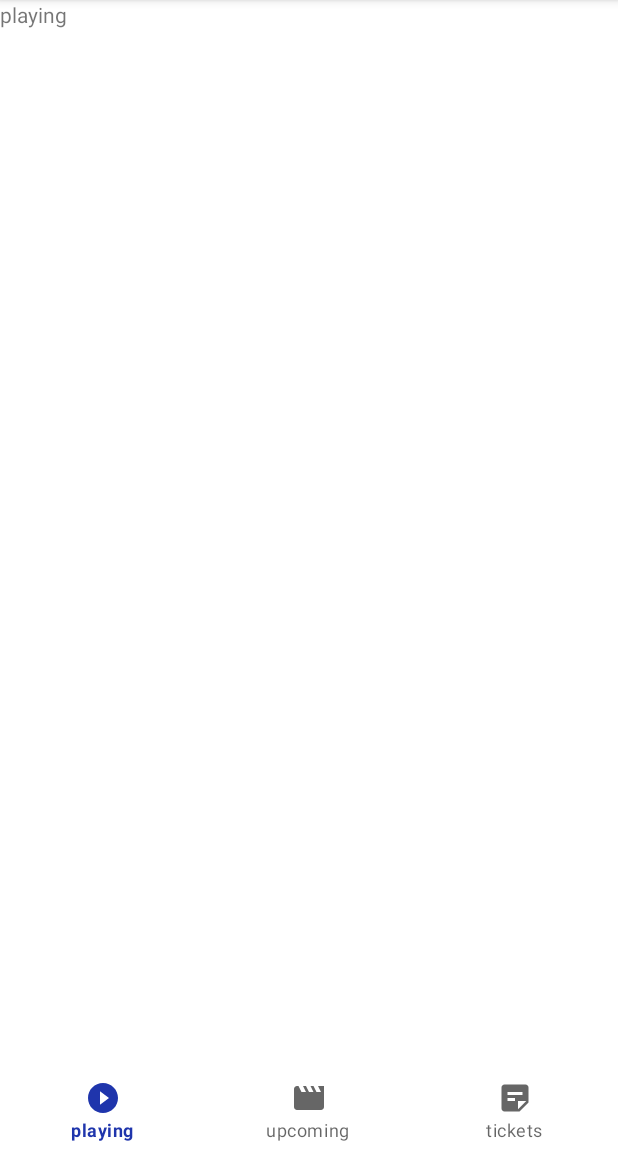
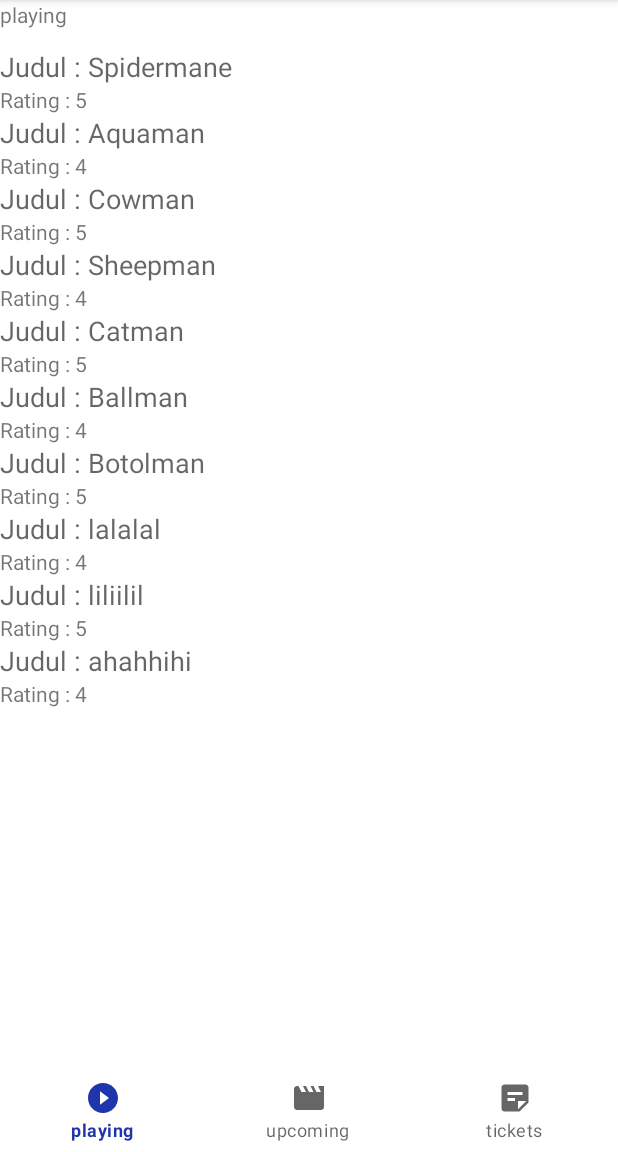
Before and after one commit to Gamdara/TUBES_4_BIOSKOP, an Android app: the MainActivity screen opened directly, with no data from a screen before it, on a phone screen of 412 x 824 dp, the part 84-1236 px from its top. Run offline under Robolectric (Android 15) with nearby library versions, the phone set to English and light mode, and no system bars.

```diff
--- a/app/src/main/AndroidManifest.xml
+++ b/app/src/main/AndroidManifest.xml
@@ -16,6 +16,7 @@
         tools:targetApi="31">
         <activity
             android:name=".pages.AuthActivity"
+
             android:exported="false" />
         <activity
             android:name=".MainActivity"
--- a/app/src/main/java/com/kel4/tubes_4_bioskop/MainActivity.kt
+++ b/app/src/main/java/com/kel4/tubes_4_bioskop/MainActivity.kt
@@ -1,8 +1,10 @@
 package com.kel4.tubes_4_bioskop
 
+import android.content.DialogInterface
 import androidx.appcompat.app.AppCompatActivity
 import android.os.Bundle
 import android.view.Menu
+import androidx.appcompat.app.AlertDialog
 import androidx.fragment.app.Fragment
 import com.google.android.material.bottomnavigation.BottomNavigationView
 import com.kel4.tubes_4_bioskop.fragments.PlayingFragment
@@ -24,7 +26,14 @@ class MainActivity : AppCompatActivity() {
                     changeFragment(UpcomingFragment())
                 }
                 R.id.page_3 -> {
-                    changeFragment(TicketFragment())
+                    val builder: AlertDialog.Builder = AlertDialog.Builder(this@MainActivity)
+                    builder.setMessage("Are you sure want to exit?")
+                        .setPositiveButton("YES", object : DialogInterface.OnClickListener{
+                            override fun onClick(dialogInterface: DialogInterface, i: Int) {
+                                finishAndRemoveTask()
+                            }
+                        })
+                        .show()
                 }
             }
             false
--- /dev/null
+++ b/app/src/main/java/com/kel4/tubes_4_bioskop/RVMovieAdapter.kt
@@ -0,0 +1,30 @@
+package com.kel4.tubes_4_bioskop
+
+import android.view.LayoutInflater
+import android.view.View
+import android.view.ViewGroup
+import android.widget.TextView
+import androidx.recyclerview.widget.RecyclerView
+import com.kel4.tubes_4_bioskop.entity.Movie
+
+class RVMovieAdapter(private val data: Array<Movie>) : RecyclerView.Adapter<RVMovieAdapter.viewHolder>() {
+    override fun onCreateViewHolder(parent: ViewGroup, viewType : Int): viewHolder {
+        val itemView = LayoutInflater.from(parent.context).inflate(R.layout.rv_movie, parent, false)
+        return viewHolder(itemView)
+    }
+
+    override fun onBindViewHolder(holder: viewHolder, position: Int) {
+        val currentItem = data[position]
+        holder.tvNama.text = "Judul : "+currentItem.judul
+        holder.tvDetails.text = "Rating : "+currentItem.rating.toString()
+    }
+
+    override fun getItemCount(): Int {
+        return data.size
+    }
+
+    class viewHolder(itemView: View) : RecyclerView.ViewHolder(itemView){
+        val tvNama : TextView = itemView.findViewById(R.id.tvJudul)
+        val tvDetails : TextView = itemView.findViewById(R.id.tvGenre)
+    }
+}
--- /dev/null
+++ b/app/src/main/java/com/kel4/tubes_4_bioskop/entity/Movie.kt
@@ -0,0 +1,19 @@
+package com.kel4.tubes_4_bioskop.entity
+
+class Movie(var judul: String, var rating: Int) {
+    companion object{
+        @JvmField
+        var listOfMovie = arrayOf(
+            Movie("Spidermane",5),
+            Movie("Aquaman", 4),
+            Movie("Cowman",5),
+            Movie("Sheepman", 4),
+            Movie("Catman",5),
+            Movie("Ballman", 4),
+            Movie("Botolman",5),
+            Movie("lalalal", 4),
+            Movie("liliilil",5),
+            Movie("ahahhihi", 4),
+        )
+    }
+}
--- a/app/src/main/java/com/kel4/tubes_4_bioskop/fragments/PlayingFragment.kt
+++ b/app/src/main/java/com/kel4/tubes_4_bioskop/fragments/PlayingFragment.kt
@@ -5,7 +5,11 @@ import androidx.fragment.app.Fragment
 import android.view.LayoutInflater
 import android.view.View
 import android.view.ViewGroup
+import androidx.recyclerview.widget.LinearLayoutManager
+import androidx.recyclerview.widget.RecyclerView
 import com.kel4.tubes_4_bioskop.R
+import com.kel4.tubes_4_bioskop.RVMovieAdapter
+import com.kel4.tubes_4_bioskop.entity.Movie
 
 class PlayingFragment : Fragment() {
 
@@ -15,6 +19,22 @@ class PlayingFragment : Fragment() {
     ): View? {
         // Inflate the layout for this fragment
         return inflater.inflate(R.layout.fragment_playing, container, false)
+
+    }
+
+
+    override fun onViewCreated(view: View, savedInstanceState: Bundle?) {
+        super.onViewCreated(view, savedInstanceState)
+        val layoutManager = LinearLayoutManager(context)
+        val adapter : RVMovieAdapter = RVMovieAdapter(Movie.listOfMovie)
+
+        val rvMahasiswa : RecyclerView = view.findViewById(R.id.rv_playing)
+
+        rvMahasiswa.layoutManager = layoutManager
+
+        rvMahasiswa.setHasFixedSize(true)
+
+        rvMahasiswa.adapter = adapter
     }
 
 }
--- a/app/src/main/java/com/kel4/tubes_4_bioskop/fragments/SignupFragment.kt
+++ b/app/src/main/java/com/kel4/tubes_4_bioskop/fragments/SignupFragment.kt
@@ -30,8 +30,17 @@ class SignupFragment : Fragment() {
         button.setOnClickListener{
             inputUsername = requireView().findViewById(R.id.tilUsername)
             inputPassword = requireView().findViewById(R.id.tilPassword)
+
             val username : String = inputUsername?.getEditText()?.getText().toString()
             val password : String = inputPassword?.getEditText()?.getText().toString()
+            if(username.isEmpty()) {
+                inputUsername.setError("Username tidak boleh kosong")
+                return@setOnClickListener
+            }
+            if(password.isEmpty()) {
+                inputPassword.setError("Password tidak boleh kosong")
+                return@setOnClickListener
+            }
             val fragment : Fragment = LoginFragment()
             val ft: FragmentTransaction = getParentFragmentManager().beginTransaction()
             val bundle = Bundle()
--- a/app/src/main/java/com/kel4/tubes_4_bioskop/pages/AuthActivity.kt
+++ b/app/src/main/java/com/kel4/tubes_4_bioskop/pages/AuthActivity.kt
@@ -9,7 +9,7 @@ import com.kel4.tubes_4_bioskop.R
 class AuthActivity : AppCompatActivity() {
     override fun onCreate(savedInstanceState: Bundle?) {
         super.onCreate(savedInstanceState)
-
+        getSupportActionBar()?.hide()
         setContentView(R.layout.activity_auth)
 
     }
--- a/app/src/main/res/layout/fragment_playing.xml
+++ b/app/src/main/res/layout/fragment_playing.xml
@@ -1,14 +1,29 @@
 <?xml version="1.0" encoding="utf-8"?>
 <FrameLayout xmlns:android="http://schemas.android.com/apk/res/android"
+    xmlns:app="http://schemas.android.com/apk/res-auto"
     xmlns:tools="http://schemas.android.com/tools"
     android:layout_width="match_parent"
     android:layout_height="match_parent"
     tools:context=".fragments.PlayingFragment">
 
     <!-- TODO: Update blank fragment layout -->
-    <TextView
+    <androidx.constraintlayout.widget.ConstraintLayout
         android:layout_width="match_parent"
-        android:layout_height="match_parent"
-        android:text="playing" />
+        android:layout_height="match_parent">
+
+        <TextView
+            android:layout_width="match_parent"
+            android:layout_height="match_parent"
+            android:text="playing" />
+
+        <androidx.recyclerview.widget.RecyclerView
+            android:id="@+id/rv_playing"
+            android:layout_width="match_parent"
+            android:layout_height="wrap_content"
+            android:layout_marginTop="32dp"
+            app:layout_constraintEnd_toEndOf="parent"
+            app:layout_constraintStart_toStartOf="parent"
+            app:layout_constraintTop_toTopOf="parent" />
+    </androidx.constraintlayout.widget.ConstraintLayout>
 
 </FrameLayout>
--- /dev/null
+++ b/app/src/main/res/layout/rv_movie.xml
@@ -0,0 +1,36 @@
+<?xml version="1.0" encoding="utf-8"?>
+<androidx.constraintlayout.widget.ConstraintLayout xmlns:android="http://schemas.android.com/apk/res/android"
+    xmlns:app="http://schemas.android.com/apk/res-auto"
+    xmlns:tools="http://schemas.android.com/tools"
+    android:layout_width="match_parent"
+    android:layout_height="wrap_content">
+
+    <LinearLayout
+        android:id="@+id/llv"
+        android:layout_width="match_parent"
+        android:layout_height="wrap_content"
+        android:orientation="horizontal">
+
+        <LinearLayout
+            android:id="@+id/llh"
+            android:layout_width="match_parent"
+            android:layout_height="match_parent"
+            android:layout_weight="1"
+            android:orientation="vertical">
+
+            <TextView
+                android:id="@+id/tvJudul"
+                android:layout_width="match_parent"
+                android:layout_height="wrap_content"
+                android:text="TextView"
+                android:textAppearance="@style/TextAppearance.AppCompat.Medium" />
+
+            <TextView
+                android:id="@+id/tvGenre"
+                android:layout_width="match_parent"
+                android:layout_height="wrap_content"
+                android:text="TextView"
+                android:textAppearance="@style/TextAppearance.AppCompat.Small" />
+        </LinearLayout>
+    </LinearLayout>
+</androidx.constraintlayout.widget.ConstraintLayout>
```
